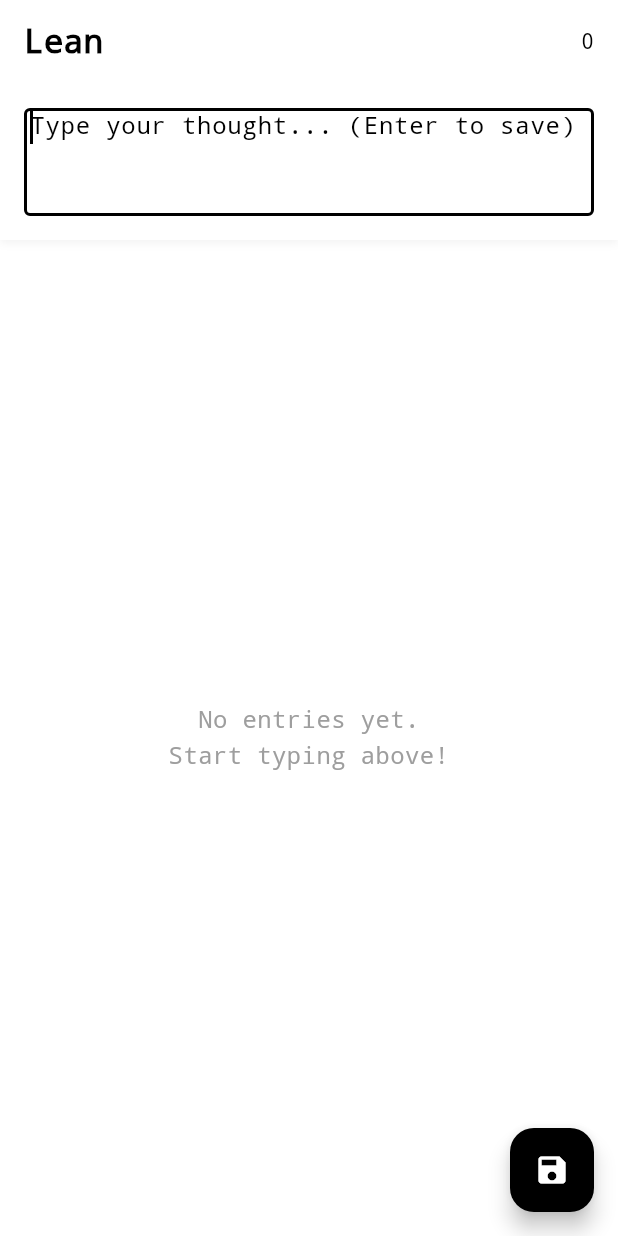
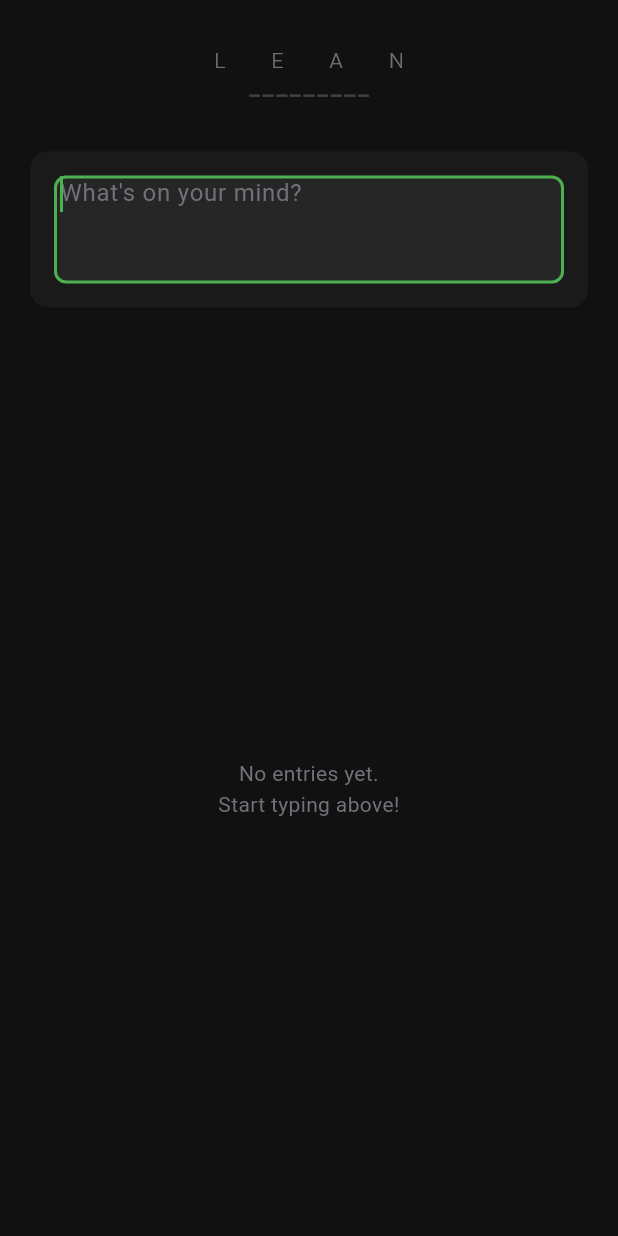
Before and after one commit to spiffler33/lean-flutter, a Flutter app: the screen it shows after launch, on a phone screen of 412 x 824 dp. Run offline on Flutter 3.47's test engine with Material 3 defaults, Android fonts, the phone set to English and light mode, and no system bars; our stand-ins replace sqflite, supabase_flutter; accounts and stored records are empty; Roboto replaces fonts that are missing (-apple-system, BlinkMacSystemFont, SF Pro Text).

Commit message:
REDESIGN COMPLETE: Match original PWA dark theme exactly
Extracted exact colors, spacing, and styling from original PWA (index.html + lean.css)
and recreated pixel-perfect in Flutter.

NEW FILES:
- lib/theme/app_theme.dart: Exact color palette + AiBadge widget
  - Dark background: #111
  - Entry cards: #1A1A1A with 8px radius
  - Beautiful pill badges (12px radius, 2px/8px padding)
  - Mood (green), Theme (blue), People (orange), Urgency badges
  - Extracted from CSS lines 754-985

UPDATED:
- lib/main.dart: Use AppTheme.darkTheme(), force dark mode
- lib/screens/home_screen.dart:
  - "L  E  A  N" header with ━━━━━━━━━ line (matching original)
  - "What's on your mind?" placeholder
  - Dark input container with proper styling
  - Removed AppBar, removed FAB
- lib/widgets/entry_widget.dart:
  - Pill-shaped AI badges with exact colors
  - Emotion, themes, people, urgency displays
  - Simplified card layout matching original

RESULT: App now looks as beautiful as the original PWA 🎨

🤖 Generated with [Claude Code](https://claude.com/claude-code)

Co-Authored-By: Claude <noreply@anthropic.com>

```diff
--- a/lean_flutter/lib/main.dart
+++ b/lean_flutter/lib/main.dart
@@ -4,6 +4,7 @@ import 'package:provider/provider.dart';
 import 'services/entry_provider.dart';
 import 'services/database_service.dart';
 import 'screens/home_screen.dart';
+import 'theme/app_theme.dart';
 
 void main() async {
   WidgetsFlutterBinding.ensureInitialized();
@@ -36,53 +37,9 @@ class LeanApp extends StatelessWidget {
       child: MaterialApp(
         title: 'Lean',
         debugShowCheckedModeBanner: false,
-        theme: ThemeData(
-          // Minimal, clean theme
-          brightness: Brightness.light,
-          fontFamily: 'monospace',
-          colorScheme: ColorScheme.light(
-            primary: Colors.black,
-            secondary: Colors.grey[800]!,
-            surface: Colors.white,
-            background: Colors.white,
-          ),
-          scaffoldBackgroundColor: Colors.white,
-          textTheme: const TextTheme(
-            bodyMedium: TextStyle(
-              fontSize: 16,
-              color: Colors.black87,
-              height: 1.5,
-            ),
-          ),
-          inputDecorationTheme: InputDecorationTheme(
-            border: OutlineInputBorder(
-              borderSide: BorderSide(color: Colors.grey[300]!),
-            ),
-            focusedBorder: const OutlineInputBorder(
-              borderSide: BorderSide(color: Colors.black, width: 2),
-            ),
-            contentPadding: const EdgeInsets.all(16),
-          ),
-        ),
-        darkTheme: ThemeData(
-          brightness: Brightness.dark,
-          fontFamily: 'monospace',
-          colorScheme: ColorScheme.dark(
-            primary: Colors.white,
-            secondary: Colors.grey[300]!,
-            surface: Colors.grey[900]!,
-            background: Colors.black,
-          ),
-          scaffoldBackgroundColor: Colors.black,
-          textTheme: const TextTheme(
-            bodyMedium: TextStyle(
-              fontSize: 16,
-              color: Colors.white70,
-              height: 1.5,
-            ),
-          ),
-        ),
-        themeMode: ThemeMode.system,
+        theme: AppTheme.darkTheme(), // Use exact PWA theme
+        darkTheme: AppTheme.darkTheme(),
+        themeMode: ThemeMode.dark, // Always dark for now
         home: const HomeScreen(),
       ),
     );
--- a/lean_flutter/lib/screens/home_screen.dart
+++ b/lean_flutter/lib/screens/home_screen.dart
@@ -2,6 +2,7 @@ import 'package:flutter/material.dart';
 import 'package:provider/provider.dart';
 import '../services/entry_provider.dart';
 import '../widgets/entry_widget.dart';
+import '../theme/app_theme.dart';
 
 /// Main screen: Input box + Entry list
 /// Philosophy: Frictionless. Type, save, search.
@@ -69,44 +70,51 @@ class _HomeScreenState extends State<HomeScreen> {
   @override
   Widget build(BuildContext context) {
     return Scaffold(
-      appBar: AppBar(
-        title: const Text('Lean', style: TextStyle(fontWeight: FontWeight.bold)),
-        elevation: 0,
-        actions: [
-          // Entry count
-          Consumer<EntryProvider>(
-            builder: (context, provider, _) {
-              return FutureBuilder<int>(
-                future: provider.getEntryCount(),
-                builder: (context, snapshot) {
-                  final count = snapshot.data ?? 0;
-                  return Center(
-                    child: Padding(
-                      padding: const EdgeInsets.symmetric(horizontal: 16),
-                      child: Text(
-                        '$count',
-                        style: const TextStyle(fontSize: 14, fontWeight: FontWeight.normal),
+      body: SafeArea(
+        child: Column(
+          children: [
+            const SizedBox(height: 30),
+
+            // Header: "L E A N" with line (matching original)
+            Center(
+              child: Column(
+                children: [
+                  Text(
+                    'L  E  A  N',
+                    style: TextStyle(
+                      fontSize: 14,
+                      fontWeight: FontWeight.w300,
+                      letterSpacing: 8,
+                      color: Colors.white.withOpacity(0.4),
                     ),
                   ),
-                  );
-                },
-              );
-            },
+                  const SizedBox(height: 5),
+                  Text(
+                    '━━━━━━━━━',
+                    style: TextStyle(
+                      fontSize: 10,
+                      letterSpacing: 2,
+                      color: Colors.white.withOpacity(0.2),
+                    ),
                   ),
                 ],
               ),
-      body: Column(
-        children: [
-          // Input box
+            ),
+
+            const SizedBox(height: 30),
+
+            // Input box (matching original styling)
             Container(
+              margin: const EdgeInsets.symmetric(horizontal: 20),
               padding: const EdgeInsets.all(16),
               decoration: BoxDecoration(
-              color: Theme.of(context).colorScheme.surface,
+                color: AppTheme.darkEntryBackground,
+                borderRadius: BorderRadius.circular(12),
                 boxShadow: [
                   BoxShadow(
-                  color: Colors.black.withOpacity(0.05),
-                  blurRadius: 4,
-                  offset: const Offset(0, 2),
+                    color: Colors.black.withOpacity(0.08),
+                    blurRadius: 3,
+                    offset: const Offset(0, 1),
                   ),
                 ],
               ),
@@ -114,9 +122,16 @@ class _HomeScreenState extends State<HomeScreen> {
                 controller: _inputController,
                 focusNode: _inputFocus,
                 maxLines: 3,
-              textInputAction: TextInputAction.done,
+                style: const TextStyle(
+                  fontSize: 16,
+                  color: AppTheme.darkTextPrimary,
+                  height: 1.5,
+                ),
                 decoration: const InputDecoration(
-                hintText: 'Type your thought... (Enter to save)',
+                  hintText: 'What\'s on your mind?',
+                  hintStyle: TextStyle(
+                    color: AppTheme.darkTextSecondary,
+                  ),
                   border: InputBorder.none,
                   contentPadding: EdgeInsets.zero,
                 ),
@@ -124,12 +139,18 @@ class _HomeScreenState extends State<HomeScreen> {
               ),
             ),
 
+            const SizedBox(height: 24),
+
             // Entry list
             Expanded(
               child: Consumer<EntryProvider>(
                 builder: (context, provider, _) {
                   if (provider.isLoading) {
-                  return const Center(child: CircularProgressIndicator());
+                    return const Center(
+                      child: CircularProgressIndicator(
+                        color: AppTheme.accentGreen,
+                      ),
+                    );
                   }
 
                   if (provider.error != null) {
@@ -146,13 +167,16 @@ class _HomeScreenState extends State<HomeScreen> {
                       child: Text(
                         'No entries yet.\nStart typing above!',
                         textAlign: TextAlign.center,
-                      style: TextStyle(color: Colors.grey),
+                        style: TextStyle(
+                          color: AppTheme.darkTextSecondary,
+                          fontSize: 14,
+                        ),
                       ),
                     );
                   }
 
                   return ListView.builder(
-                  padding: const EdgeInsets.all(16),
+                    padding: const EdgeInsets.symmetric(horizontal: 20),
                     itemCount: provider.entries.length,
                     itemBuilder: (context, index) {
                       final entry = provider.entries[index];
@@ -164,10 +188,6 @@ class _HomeScreenState extends State<HomeScreen> {
             ),
           ],
         ),
-      floatingActionButton: FloatingActionButton(
-        onPressed: _saveEntry,
-        tooltip: 'Save',
-        child: const Icon(Icons.save),
       ),
     );
   }
--- /dev/null
+++ b/lean_flutter/lib/theme/app_theme.dart
@@ -0,0 +1,181 @@
+import 'package:flutter/material.dart';
+
+/// Exact theme from original PWA
+/// Extracted from lean.css (lines 754-985)
+class AppTheme {
+  // Dark Mode Colors (from @media prefers-color-scheme: dark)
+  static const Color darkBackground = Color(0xFF111111);
+  static const Color darkEntryBackground = Color(0xFF1A1A1A);
+  static const Color darkInputBackground = Color(0xFF262626);
+  static const Color darkBorderColor = Color(0xFF404040);
+  static const Color darkTextPrimary = Color(0xFFE4E4E7);
+  static const Color darkTextSecondary = Color(0xFF71717A);
+
+  // AI Badge Colors (from lines 942-984)
+  // Mood/Emotion (green)
+  static const Color badgeMoodBg = Color.fromRGBO(16, 185, 129, 0.2);
+  static const Color badgeMoodText = Color(0xFF34D399);
+  static const Color badgeMoodBorder = Color.fromRGBO(16, 185, 129, 0.3);
+
+  // Theme (blue)
+  static const Color badgeThemeBg = Color.fromRGBO(59, 130, 246, 0.2);
+  static const Color badgeThemeText = Color(0xFF60A5FA);
+  static const Color badgeThemeBorder = Color.fromRGBO(59, 130, 246, 0.3);
+
+  // People (orange)
+  static const Color badgePeopleBg = Color.fromRGBO(245, 158, 11, 0.2);
+  static const Color badgePeopleText = Color(0xFFFBBF24);
+  static const Color badgePeopleBorder = Color.fromRGBO(245, 158, 11, 0.3);
+
+  // Urgency Low (gray)
+  static const Color badgeUrgencyLowBg = Color.fromRGBO(156, 163, 175, 0.2);
+  static const Color badgeUrgencyLowText = Color(0xFFD1D5DB);
+  static const Color badgeUrgencyLowBorder = Color.fromRGBO(156, 163, 175, 0.3);
+
+  // Urgency Medium (yellow)
+  static const Color badgeUrgencyMediumBg = Color.fromRGBO(251, 191, 36, 0.2);
+  static const Color badgeUrgencyMediumText = Color(0xFFFCD34D);
+  static const Color badgeUrgencyMediumBorder = Color.fromRGBO(251, 191, 36, 0.3);
+
+  // Urgency High (red)
+  static const Color badgeUrgencyHighBg = Color.fromRGBO(239, 68, 68, 0.2);
+  static const Color badgeUrgencyHighText = Color(0xFFF87171);
+  static const Color badgeUrgencyHighBorder = Color.fromRGBO(239, 68, 68, 0.3);
+
+  // Primary accent (green)
+  static const Color accentGreen = Color(0xFF4CAF50);
+
+  static ThemeData darkTheme() {
+    return ThemeData(
+      brightness: Brightness.dark,
+      fontFamily: '-apple-system, BlinkMacSystemFont, SF Pro Text',
+      scaffoldBackgroundColor: darkBackground,
+
+      colorScheme: const ColorScheme.dark(
+        primary: accentGreen,
+        secondary: darkTextSecondary,
+        surface: darkEntryBackground,
+        background: darkBackground,
+      ),
+
+      // Card theme for entries
+      cardTheme: const CardThemeData(
+        color: darkEntryBackground,
+        elevation: 0,
+        shape: RoundedRectangleBorder(
+          borderRadius: BorderRadius.all(Radius.circular(8)),
+        ),
+        margin: EdgeInsets.zero,
+      ),
+
+      // Text theme
+      textTheme: const TextTheme(
+        bodyLarge: TextStyle(
+          fontSize: 16,
+          color: darkTextPrimary,
+          height: 1.5,
+        ),
+        bodyMedium: TextStyle(
+          fontSize: 16,
+          color: darkTextPrimary,
+          height: 1.5,
+        ),
+        bodySmall: TextStyle(
+          fontSize: 11,
+          color: darkTextSecondary,
+        ),
+      ),
+
+      // Input decoration
+      inputDecorationTheme: InputDecorationTheme(
+        filled: true,
+        fillColor: darkInputBackground,
+        border: OutlineInputBorder(
+          borderSide: const BorderSide(color: darkBorderColor, width: 2),
+          borderRadius: BorderRadius.circular(8),
+        ),
+        enabledBorder: OutlineInputBorder(
+          borderSide: const BorderSide(color: darkBorderColor, width: 2),
+          borderRadius: BorderRadius.circular(8),
+        ),
+        focusedBorder: OutlineInputBorder(
+          borderSide: const BorderSide(color: accentGreen, width: 2),
+          borderRadius: BorderRadius.circular(8),
+        ),
+        contentPadding: const EdgeInsets.all(12),
+      ),
+    );
+  }
+}
+
+/// Widget for AI enrichment badges (pill-shaped)
+class AiBadge extends StatelessWidget {
+  final String label;
+  final AiBadgeType type;
+
+  const AiBadge({super.key, required this.label, required this.type});
+
+  @override
+  Widget build(BuildContext context) {
+    Color bgColor, textColor, borderColor;
+
+    switch (type) {
+      case AiBadgeType.mood:
+        bgColor = AppTheme.badgeMoodBg;
+        textColor = AppTheme.badgeMoodText;
+        borderColor = AppTheme.badgeMoodBorder;
+        break;
+      case AiBadgeType.theme:
+        bgColor = AppTheme.badgeThemeBg;
+        textColor = AppTheme.badgeThemeText;
+        borderColor = AppTheme.badgeThemeBorder;
+        break;
+      case AiBadgeType.people:
+        bgColor = AppTheme.badgePeopleBg;
+        textColor = AppTheme.badgePeopleText;
+        borderColor = AppTheme.badgePeopleBorder;
+        break;
+      case AiBadgeType.urgencyLow:
+        bgColor = AppTheme.badgeUrgencyLowBg;
+        textColor = AppTheme.badgeUrgencyLowText;
+        borderColor = AppTheme.badgeUrgencyLowBorder;
+        break;
+      case AiBadgeType.urgencyMedium:
+        bgColor = AppTheme.badgeUrgencyMediumBg;
+        textColor = AppTheme.badgeUrgencyMediumText;
+        borderColor = AppTheme.badgeUrgencyMediumBorder;
+        break;
+      case AiBadgeType.urgencyHigh:
+        bgColor = AppTheme.badgeUrgencyHighBg;
+        textColor = AppTheme.badgeUrgencyHighText;
+        borderColor = AppTheme.badgeUrgencyHighBorder;
+        break;
+    }
+
+    return Container(
+      padding: const EdgeInsets.symmetric(horizontal: 8, vertical: 2),
+      decoration: BoxDecoration(
+        color: bgColor,
+        borderRadius: BorderRadius.circular(12), // Pill shape
+        border: Border.all(color: borderColor, width: 1),
+      ),
+      child: Text(
+        label,
+        style: TextStyle(
+          fontSize: 11,
+          color: textColor,
+          fontWeight: FontWeight.w400,
+        ),
+      ),
+    );
+  }
+}
+
+enum AiBadgeType {
+  mood,
+  theme,
+  people,
+  urgencyLow,
+  urgencyMedium,
+  urgencyHigh,
+}
```
Also changed, not shown: lean_flutter/lib/widgets/entry_widget.dart (+66 -92 lines). Lines whose indentation alone changed are shown as unchanged.
